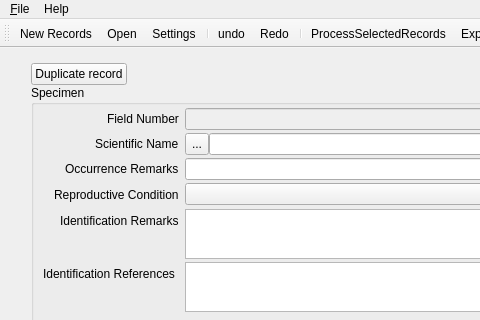
Old version of the form ui/TestUI.ui in the repository CapPow/collBook; both pictures show x 0 to 480 and y 0 to 320 of the 946 by 686 pixel window.
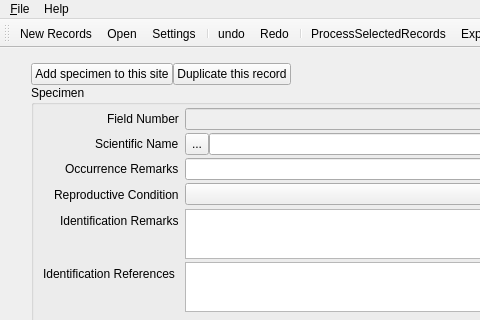
New version of the form. The open tabs and pages were chosen to show the change. Icons and pictures are not drawn. Custom widgets are drawn as their Qt base class.

```diff
--- a/ui/TestUI.ui
+++ b/ui/TestUI.ui
@@ -1017,10 +1017,17 @@
             </property>
             <item>
              <layout class="QHBoxLayout" name="horizontalLayout_10">
+              <item>
+               <widget class="QPushButton" name="pushButton_newSpecimen_2">
+                <property name="text">
+                 <string>Add specimen to this site</string>
+                </property>
+               </widget>
+              </item>
               <item>
                <widget class="QPushButton" name="pushButton_duplicateSpecimen">
                 <property name="text">
-                 <string>Duplicate record</string>
+                 <string>Duplicate this record</string>
                 </property>
                </widget>
               </item>
```
Left out of the diff: 20 changed lines with no effect on the pictures.
